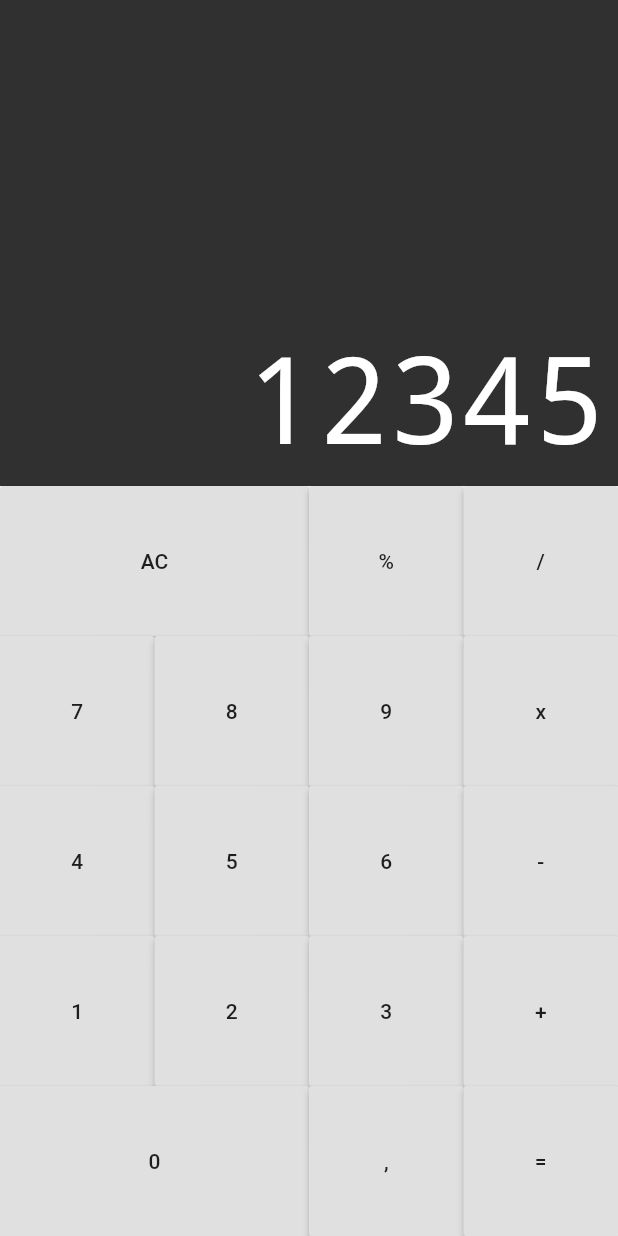
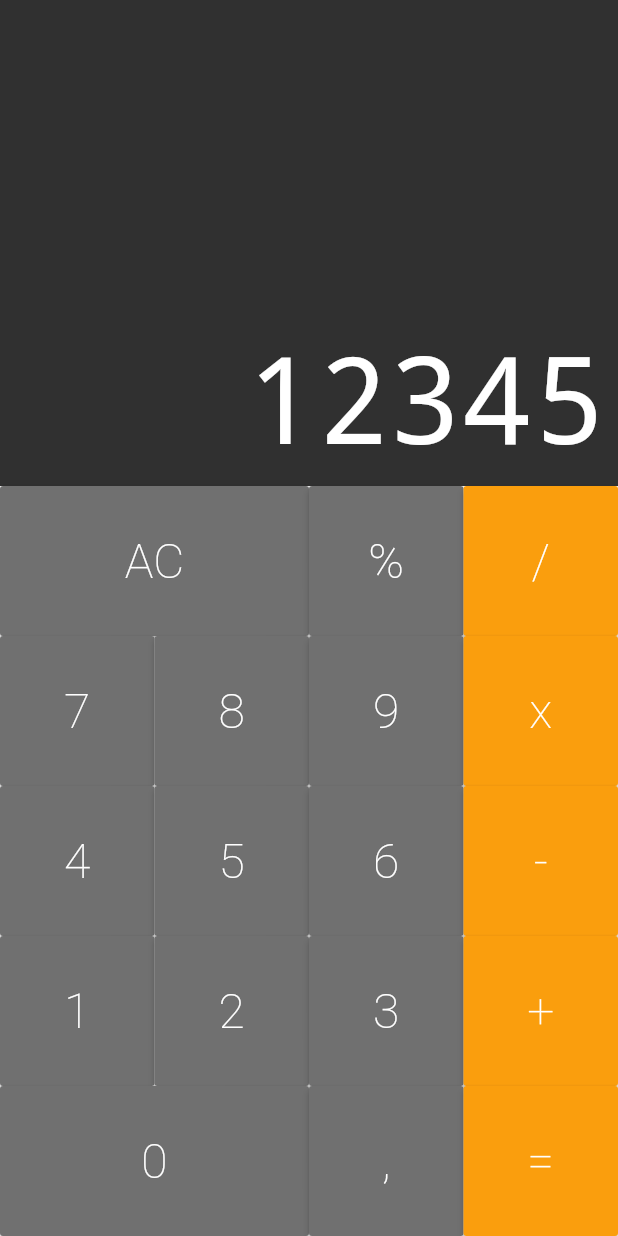
Before and after one commit to Marlon-Paulo-da-Silva/Flutter-calculator, a Flutter app: the screen it shows after launch, on a phone screen of 412 x 824 dp. Run offline on Flutter 3.47's test engine with Material 2 defaults, Android fonts, the phone set to English and light mode, and no system bars; drawn by our look-alikes of auto_size_text.

Commit message:
criando o construtor operation para pintar os botoes operations

```diff
--- a/lib/component/button.dart
+++ b/lib/component/button.dart
@@ -2,21 +2,43 @@ import 'package:flutter/material.dart';
 
 class Button extends StatelessWidget {
 
+
+  static const DARK = Color.fromRGBO(82, 82, 82, 1);
+  static const DEFAULT = Color.fromRGBO(112, 112, 112, 1);
+  static const OPERATION = Color.fromRGBO(250, 158, 13, 1);
+
   final String text;
   final bool big;
+  final Color color;
 
   Button({
     @required this.text,
     this.big = false,
-
+    this.color = DEFAULT,
+    });
+  Button.big({
+    @required this.text,
+    this.big = true,
+    this.color = DEFAULT,
+    });
+  Button.operation({
+    @required this.text,
+    this.big = false,
+    this.color = OPERATION,
     });
 
   @override
   Widget build(BuildContext context) {
     return Expanded(
       flex: big ? 2 : 1,
-          child: RaisedButton(
-        child: Text(text),
+      child: RaisedButton(
+        color: this.color,
+        child: Text(text,
+        style: TextStyle(
+          color: Colors.white,
+          fontSize: 32,
+          fontWeight: FontWeight.w200,
+        ),),
         onPressed: (){},
       ),
     );
--- a/lib/component/keyboard.dart
+++ b/lib/component/keyboard.dart
@@ -11,33 +11,33 @@ class Keyboard extends StatelessWidget {
       child: Column(
         children: <Widget>[
           ButtonRow([
-            Button(text: 'AC',big: true),
+            Button.big(text: 'AC'),
             Button(text: '%',),
-            Button(text: '/',),
+            Button.operation(text: '/',),
 
           ]),
           ButtonRow([
             Button(text: '7',),
             Button(text: '8',),
             Button(text: '9',),
-            Button(text: 'x',),
+            Button.operation(text: 'x',),
           ]),
           ButtonRow([
             Button(text: '4',),
             Button(text: '5',),
             Button(text: '6',),
-            Button(text: '-',),
+            Button.operation(text: '-',),
           ]),
           ButtonRow([
             Button(text: '1',),
             Button(text: '2',),
             Button(text: '3',),
-            Button(text: '+',),
+            Button.operation(text: '+',),
           ]),
           ButtonRow([
-            Button(text: '0',big: true,),
+            Button.big(text: '0'),
             Button(text: ',',),
-            Button(text: '=',),
+            Button.operation(text: '=',),
           ]),
         ],
       ),
```
